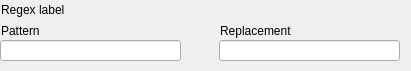
Old version of the form editor/regex_edit_form.ui in the repository Hundway/anki-way-dict.
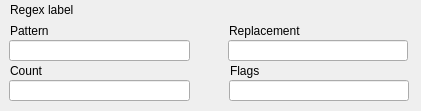
New version of the form. Icons and pictures are not drawn.

The edit to the form file:
```diff
--- a/editor/regex_edit_form.ui
+++ b/editor/regex_edit_form.ui
@@ -6,8 +6,8 @@
    <rect>
     <x>0</x>
     <y>0</y>
-    <width>411</width>
-    <height>71</height>
+    <width>421</width>
+    <height>111</height>
    </rect>
   </property>
   <property name="windowTitle">
@@ -19,9 +19,9 @@
   <widget class="QLabel" name="name">
    <property name="geometry">
     <rect>
-     <x>1</x>
+     <x>10</x>
      <y>0</y>
-     <width>271</width>
+     <width>311</width>
      <height>20</height>
     </rect>
    </property>
@@ -32,7 +32,7 @@
   <widget class="QLabel" name="pattern_label">
    <property name="geometry">
     <rect>
-     <x>1</x>
+     <x>10</x>
      <y>20</y>
      <width>181</width>
      <height>21</height>
@@ -45,7 +45,7 @@
   <widget class="QLineEdit" name="pattern">
    <property name="geometry">
     <rect>
-     <x>0</x>
+     <x>9</x>
      <y>40</y>
      <width>181</width>
      <height>21</height>
@@ -55,9 +55,9 @@
   <widget class="QLabel" name="replacement_label">
    <property name="geometry">
     <rect>
-     <x>220</x>
+     <x>229</x>
      <y>20</y>
-     <width>181</width>
+     <width>180</width>
      <height>21</height>
     </rect>
    </property>
@@ -68,9 +68,9 @@
   <widget class="QLineEdit" name="replacement">
    <property name="geometry">
     <rect>
-     <x>219</x>
+     <x>228</x>
      <y>40</y>
-     <width>181</width>
+     <width>180</width>
      <height>21</height>
     </rect>
    </property>
@@ -78,7 +78,7 @@
   <widget class="QToolButton" name="up">
    <property name="geometry">
     <rect>
-     <x>280</x>
+     <x>340</x>
      <y>0</y>
      <width>20</width>
      <height>20</height>
@@ -101,7 +101,7 @@
   <widget class="QToolButton" name="down">
    <property name="geometry">
     <rect>
-     <x>305</x>
+     <x>365</x>
      <y>0</y>
      <width>20</width>
      <height>20</height>
@@ -124,7 +124,7 @@
   <widget class="QToolButton" name="edit">
    <property name="geometry">
     <rect>
-     <x>330</x>
+     <x>390</x>
      <y>0</y>
      <width>20</width>
      <height>20</height>
@@ -144,50 +144,50 @@
     </size>
    </property>
   </widget>
-  <widget class="QToolButton" name="clone">
+  <widget class="QLineEdit" name="count">
    <property name="geometry">
     <rect>
-     <x>355</x>
-     <y>0</y>
-     <width>20</width>
-     <height>20</height>
+     <x>9</x>
+     <y>80</y>
+     <width>181</width>
+     <height>21</height>
     </rect>
    </property>
-   <property name="styleSheet">
-    <string notr="true">border: none; background: transparent;</string>
+  </widget>
+  <widget class="QLabel" name="count_label">
+   <property name="geometry">
+    <rect>
+     <x>10</x>
+     <y>60</y>
+     <width>181</width>
+     <height>21</height>
+    </rect>
    </property>
-   <property name="icon">
-    <iconset>
-     <normaloff>../graphics/icons/clone.png</normaloff>../graphics/icons/clone.png</iconset>
+   <property name="text">
+    <string>Count</string>
    </property>
-   <property name="iconSize">
-    <size>
-     <width>16</width>
-     <height>20</height>
-    </size>
+  </widget>
+  <widget class="QLineEdit" name="flags">
+   <property name="geometry">
+    <rect>
+     <x>229</x>
+     <y>80</y>
+     <width>180</width>
+     <height>21</height>
+    </rect>
    </property>
   </widget>
-  <widget class="QToolButton" name="remove">
+  <widget class="QLabel" name="flags_label">
    <property name="geometry">
     <rect>
-     <x>380</x>
-     <y>0</y>
-     <width>20</width>
-     <height>20</height>
+     <x>230</x>
+     <y>60</y>
+     <width>180</width>
+     <height>21</height>
     </rect>
    </property>
-   <property name="styleSheet">
-    <string notr="true">border: none; background: transparent;</string>
-   </property>
-   <property name="icon">
-    <iconset>
-     <normaloff>../graphics/icons/remove.png</normaloff>../graphics/icons/remove.png</iconset>
-   </property>
-   <property name="iconSize">
-    <size>
-     <width>16</width>
-     <height>20</height>
-    </size>
+   <property name="text">
+    <string>Flags</string>
    </property>
   </widget>
  </widget>
```
